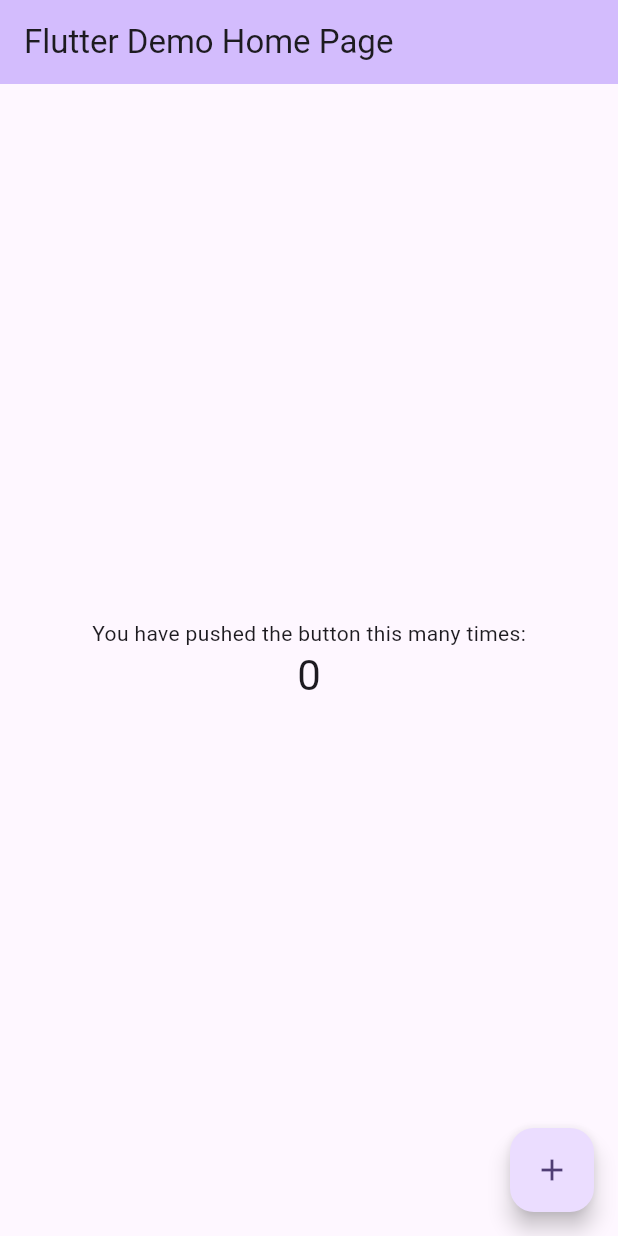
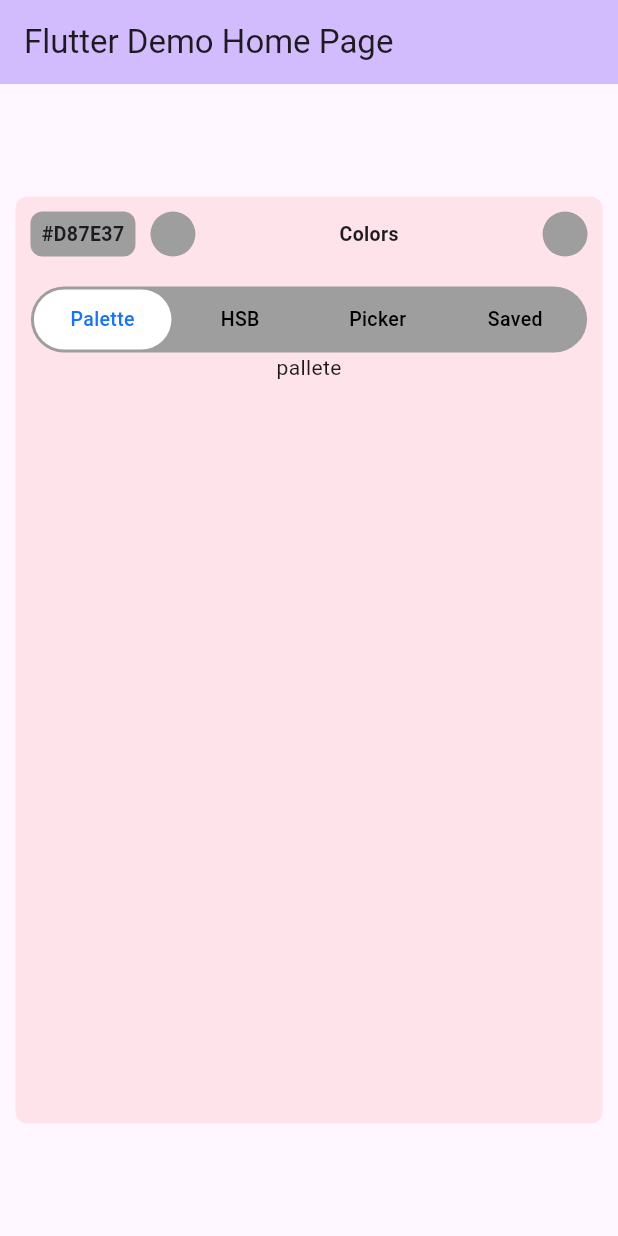
Before and after one commit to SonHoang1002/test_export_module, a Flutter app: the screen it shows after launch, on a phone screen of 412 x 824 dp. Run offline on Flutter 3.47's test engine with Material 2 defaults, Android fonts, the phone set to English and light mode, and no system bars; drawn by our look-alikes of custom_sliding_segmented_control.

Commit message:
begin color picker

```diff
--- a/lib/main.dart
+++ b/lib/main.dart
@@ -1,3 +1,5 @@
+import 'package:color_picker_android/commons/colors.dart';
+import 'package:color_picker_android/screens/color_picker_1.dart';
 import 'package:flutter/material.dart';
 
 void main() {
@@ -13,21 +15,6 @@ class MyApp extends StatelessWidget {
     return MaterialApp(
       title: 'Flutter Demo',
       theme: ThemeData(
-        // This is the theme of your application.
-        //
-        // TRY THIS: Try running your application with "flutter run". You'll see
-        // the application has a blue toolbar. Then, without quitting the app,
-        // try changing the seedColor in the colorScheme below to Colors.green
-        // and then invoke "hot reload" (save your changes or press the "hot
-        // reload" button in a Flutter-supported IDE, or press "r" if you used
-        // the command line to start the app).
-        //
-        // Notice that the counter didn't reset back to zero; the application
-        // state is not lost during the reload. To reset the state, use hot
-        // restart instead.
-        //
-        // This works for code too, not just values: Most code changes can be
-        // tested with just a hot reload.
         colorScheme: ColorScheme.fromSeed(seedColor: Colors.deepPurple),
         useMaterial3: true,
       ),
@@ -39,15 +26,6 @@ class MyApp extends StatelessWidget {
 class MyHomePage extends StatefulWidget {
   const MyHomePage({super.key, required this.title});
 
-  // This widget is the home page of your application. It is stateful, meaning
-  // that it has a State object (defined below) that contains fields that affect
-  // how it looks.
-
-  // This class is the configuration for the state. It holds the values (in this
-  // case the title) provided by the parent (in this case the App widget) and
-  // used by the build method of the State. Fields in a Widget subclass are
-  // always marked "final".
-
   final String title;
 
   @override
@@ -55,71 +33,17 @@ class MyHomePage extends StatefulWidget {
 }
 
 class _MyHomePageState extends State<MyHomePage> {
-  int _counter = 0;
-
-  void _incrementCounter() {
-    setState(() {
-      // This call to setState tells the Flutter framework that something has
-      // changed in this State, which causes it to rerun the build method below
-      // so that the display can reflect the updated values. If we changed
-      // _counter without calling setState(), then the build method would not be
-      // called again, and so nothing would appear to happen.
-      _counter++;
-    });
-  }
+  Color _pickedColor = colorBlue;
 
   @override
   Widget build(BuildContext context) {
-    // This method is rerun every time setState is called, for instance as done
-    // by the _incrementCounter method above.
-    //
-    // The Flutter framework has been optimized to make rerunning build methods
-    // fast, so that you can just rebuild anything that needs updating rather
-    // than having to individually change instances of widgets.
     return Scaffold(
       appBar: AppBar(
-        // TRY THIS: Try changing the color here to a specific color (to
-        // Colors.amber, perhaps?) and trigger a hot reload to see the AppBar
-        // change color while the other colors stay the same.
         backgroundColor: Theme.of(context).colorScheme.inversePrimary,
-        // Here we take the value from the MyHomePage object that was created by
-        // the App.build method, and use it to set our appbar title.
         title: Text(widget.title),
       ),
-      body: Center(
-        // Center is a layout widget. It takes a single child and positions it
-        // in the middle of the parent.
-        child: Column(
-          // Column is also a layout widget. It takes a list of children and
-          // arranges them vertically. By default, it sizes itself to fit its
-          // children horizontally, and tries to be as tall as its parent.
-          //
-          // Column has various properties to control how it sizes itself and
-          // how it positions its children. Here we use mainAxisAlignment to
-          // center the children vertically; the main axis here is the vertical
-          // axis because Columns are vertical (the cross axis would be
-          // horizontal).
-          //
-          // TRY THIS: Invoke "debug painting" (choose the "Toggle Debug Paint"
-          // action in the IDE, or press "p" in the console), to see the
-          // wireframe for each widget.
-          mainAxisAlignment: MainAxisAlignment.center,
-          children: <Widget>[
-            const Text(
-              'You have pushed the button this many times:',
-            ),
-            Text(
-              '$_counter',
-              style: Theme.of(context).textTheme.headlineMedium,
-            ),
-          ],
-        ),
-      ),
-      floatingActionButton: FloatingActionButton(
-        onPressed: _incrementCounter,
-        tooltip: 'Increment',
-        child: const Icon(Icons.add),
-      ), // This trailing comma makes auto-formatting nicer for build methods.
+      body: ColorPicker1()
+
     );
   }
 }
--- /dev/null
+++ b/lib/screens/bodies/body_palette.dart
@@ -0,0 +1,15 @@
+import 'package:flutter/material.dart';
+
+class BodyPalette extends StatefulWidget {
+  const BodyPalette({super.key});
+
+  @override
+  State<BodyPalette> createState() => _BodyPaletteState();
+}
+
+class _BodyPaletteState extends State<BodyPalette> {
+  @override
+  Widget build(BuildContext context) {
+    return Container(child: Text("pallete"),);
+  }
+}
--- /dev/null
+++ b/lib/screens/color_picker_1.dart
@@ -0,0 +1,160 @@
+import 'package:color_picker_android/commons/colors.dart';
+import 'package:color_picker_android/screens/bodies/body_hsb.dart';
+import 'package:color_picker_android/screens/bodies/body_palette.dart';
+import 'package:color_picker_android/screens/bodies/body_picker.dart';
+import 'package:color_picker_android/screens/bodies/body_saved.dart';
+import 'package:color_picker_android/widgets/w_text_content.dart';
+import 'package:custom_sliding_segmented_control/custom_sliding_segmented_control.dart';
+import 'package:flutter/material.dart';
+
+class ColorPicker1 extends StatefulWidget {
+  const ColorPicker1({super.key});
+
+  @override
+  State<ColorPicker1> createState() => _ColorPicker1State();
+}
+
+class _ColorPicker1State extends State<ColorPicker1> {
+  int _indexSegment = 0;
+  late Size _size;
+  @override
+  Widget build(BuildContext context) {
+    _size = MediaQuery.of(context).size;
+    return Center(
+      child: Container(
+        height: _size.height * 0.75,
+        width: _size.width * 0.95,
+        padding: const EdgeInsets.all(10),
+        decoration: BoxDecoration(
+            color: colorRed.withOpacity(0.1),
+            borderRadius: BorderRadius.circular(8)),
+        child: Column(
+          children: [
+            _buildTitleWidget(),
+            const SizedBox(height: 20),
+            _segmentedControl(),
+            _buildBody()
+          ],
+        ),
+      ),
+    );
+  }
+
+  Widget _buildTitleWidget() {
+    return SizedBox(
+      height: 30,
+      child: Row(
+        mainAxisAlignment: MainAxisAlignment.spaceBetween,
+        children: [
+          Row(
+            children: [
+              // preview value hex string color
+              Container(
+                height: 30,
+                width: 70,
+                decoration: BoxDecoration(
+                    color: colorGrey, borderRadius: BorderRadius.circular(8)),
+                child: Center(child: WTextContent(value: "#D87E37")),
+              ),
+              const SizedBox(
+                width: 10,
+              ),
+              // save button
+              Container(
+                width: 30,
+                height: 30,
+                decoration: BoxDecoration(
+                    color: colorGrey, borderRadius: BorderRadius.circular(20)),
+              ),
+            ],
+          ),
+          WTextContent(value: "Colors"),
+          Container(
+            width: 30,
+            height: 30,
+            decoration: BoxDecoration(
+                color: colorGrey, borderRadius: BorderRadius.circular(20)),
+          ),
+        ],
+      ),
+    );
+  }
+
+  Widget _segmentedControl() {
+    return SizedBox(
+      width: _size.width * 0.9,
+      child: CustomSlidingSegmentedControl<int>(
+        isStretch: true,
+        innerPadding: const EdgeInsets.all(2),
+        children: {
+          0: Text(
+            "Palette",
+            textAlign: TextAlign.center,
+            style: TextStyle(
+              color: _indexSegment == 0 ? colorBlue : colorBlack,
+              fontSize: 13,
+              fontWeight: FontWeight.w500,
+            ),
+          ),
+          1: Text(
+            "HSB",
+            textAlign: TextAlign.center,
+            style: TextStyle(
+              color: _indexSegment == 1 ? colorBlue : colorBlack,
+              fontSize: 13,
+              fontWeight: FontWeight.w500,
+            ),
+          ),
+          2: Text(
+            "Picker",
+            textAlign: TextAlign.center,
+            style: TextStyle(
+              color: _indexSegment == 2 ? colorBlue : colorBlack,
+              fontSize: 13,
+              fontWeight: FontWeight.w500,
+            ),
+          ),
+          3: Text(
+            "Saved",
+            textAlign: TextAlign.center,
+            style: TextStyle(
+              color: _indexSegment == 3 ? colorBlue : colorBlack,
+              fontSize: 13,
+              fontWeight: FontWeight.w500,
+            ),
+          )
+        },
+        decoration: BoxDecoration(
+          color: colorGrey,
+          // color: Color.fromRGBO(0, 0, 0, 0.1),
+          borderRadius: BorderRadius.circular(36),
+        ),
+        padding: 20,
+        thumbDecoration: BoxDecoration(
+          borderRadius: BorderRadius.circular(20),
+          color: colorWhite,
+        ),
+        onValueChanged: (int value) {
+          setState(() {
+            _indexSegment = value;
+          });
+        },
+      ),
+    );
+  }
+
+  Widget _buildBody() {
+    switch (_indexSegment) {
+      case 0:
+        return const BodyPalette();
+      case 1:
+        return const BodyHSB();
+      case 2:
+        return const BodyPicker();
+      case 3:
+        return const BodySaved();
+      default:
+        return const SizedBox();
+    }
+  }
+}
--- a/pubspec.yaml
+++ b/pubspec.yaml
@@ -35,6 +35,7 @@ dependencies:
   # The following adds the Cupertino Icons font to your application.
   # Use with the CupertinoIcons class for iOS style icons.
   cupertino_icons: ^1.0.2
+  custom_sliding_segmented_control: ^1.8.1
 
 dev_dependencies:
   flutter_test:
```
Also changed, not shown: lib/commons/colors.dart (+8 -0 lines), lib/screens/bodies/body_hsb.dart (added, +15 -0 lines), lib/screens/bodies/body_picker.dart (added, +409 -0 lines), lib/screens/bodies/body_saved.dart (added, +42 -0 lines), pubspec.lock.
